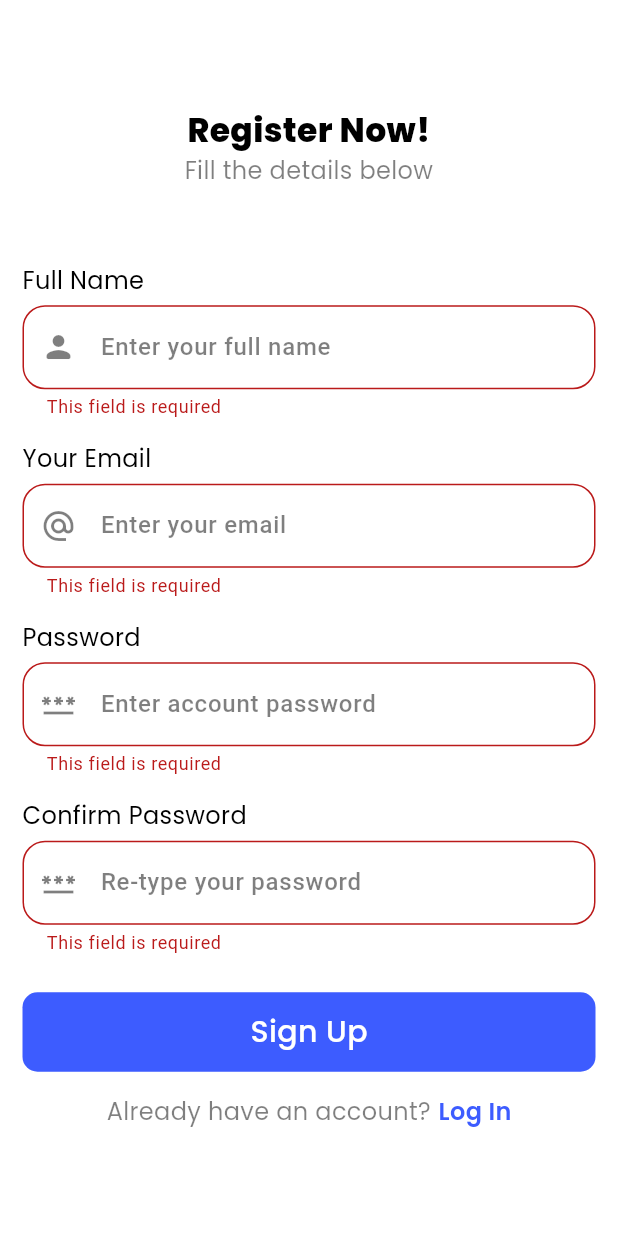
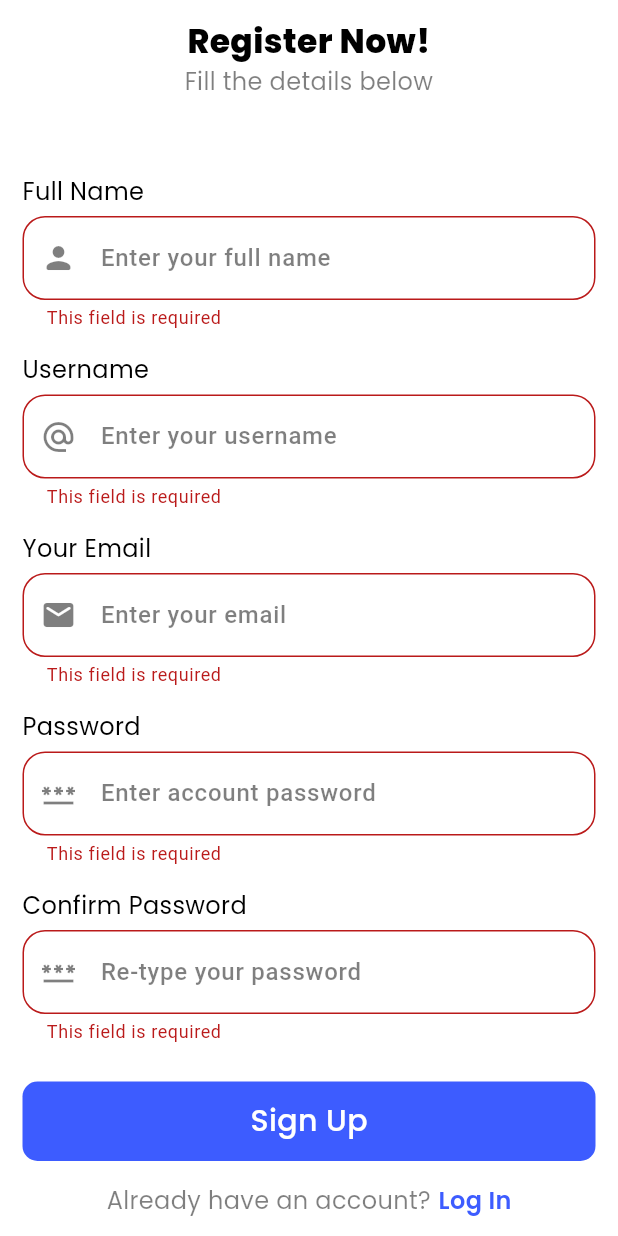
Before and after one commit to programmingwormhole/interactive_cares_lms, a Flutter app: the RegisterScreen screen opened by its route, after a tap on "Sign Up", on a phone screen of 412 x 824 dp. Run offline on Flutter 3.47's test engine with Material 2 defaults, Android fonts, the phone set to English and light mode, and no system bars; our stand-ins replace get, google_fonts, lottie, shared_preferences; accounts and stored records are empty.

Commit message:
Login Register API Inmplement With Store Token

```diff
--- /dev/null
+++ b/lib/controllers/home_controller.dart
@@ -0,0 +1,5 @@
+import 'package:get/get.dart';
+
+class HomeController extends GetxController {
+  List<Map> categories = [];
+}
--- a/lib/helpers/form_helpers.dart
+++ b/lib/helpers/form_helpers.dart
@@ -13,6 +13,7 @@ class CustomTextField extends StatelessWidget {
   final bool? isRequired;
   final TextEditingController? controller;
   final bool? enabled;
+  final bool? isLogin;
   final void Function(String)? onChanged;
   final String? errorText;
 
@@ -30,6 +31,7 @@ class CustomTextField extends StatelessWidget {
     this.enabled,
     this.onChanged,
     this.errorText,
+    this.isLogin,
   });
 
   @override
@@ -54,9 +56,9 @@ class CustomTextField extends StatelessWidget {
               return 'This field is required';
             }
 
-            if (isSecured == true) {
-              if (value.length < 6) {
-                return 'Password must be at least 6 characters';
+            if (isLogin != true) {
+              if (value.length < 8) {
+                return 'Password must be at least 8 characters';
               }
             }
             return null;
--- /dev/null
+++ b/lib/models/user_model.dart
@@ -0,0 +1,22 @@
+class UserModel {
+  String? username;
+  String? fullName;
+  String? email;
+  String? password;
+
+  UserModel({
+    this.username,
+    this.email,
+    this.password,
+    this.fullName,
+  });
+
+  Map<String, dynamic> toJson() {
+    return {
+      'full_name' : fullName,
+      'username': username,
+      'email': email,
+      'password': password,
+    };
+  }
+}
--- a/lib/utils/config.dart
+++ b/lib/utils/config.dart
@@ -1,3 +1,4 @@
 class AppConfig {
   static const String appName = 'IC LMS';
+  static const String baseUrl = 'https://demo.programmingwormhole.com/piverr';
 }
--- a/lib/views/Authentication/RegisterScreen/register_screen.dart
+++ b/lib/views/Authentication/RegisterScreen/register_screen.dart
@@ -47,40 +47,44 @@ class RegisterScreen extends StatelessWidget {
                             child: Column(
                               children: [
                                 CustomTextField(
-                                  controller: controller.nameController,
                                   topLabelText: 'Full Name',
                                   hintText: 'Enter your full name',
                                   prefixIcon: Icons.person_rounded,
                                   isRequired: true,
+                                  onChanged: (p0) => controller.user.fullName = p0,
                                 ),
                                 const SizedBox(
                                   height: 15,
                                 ),
                                 CustomTextField(
-                                  controller: controller.emailController,
-                                  topLabelText: 'Your Email',
-                                  hintText: 'Enter your email',
+                                  topLabelText: 'Username',
+                                  hintText: 'Enter your username',
                                   prefixIcon: Icons.alternate_email,
                                   isRequired: true,
-                                  keyboardType: TextInputType.emailAddress,
-                                  onChanged: (email) {
-                                    controller.validateEmail(email);
-                                  },
-                                  errorText:
-                                      controller.emailError.value.isNotEmpty
-                                          ? 'Invalid Email Address'
-                                          : null,
+                                  onChanged: (p0) => controller.user.username = p0,
                                 ),
                                 const SizedBox(
                                   height: 15,
                                 ),
                                 CustomTextField(
-                                  controller: controller.passwordController,
+                                  topLabelText: 'Your Email',
+                                  hintText: 'Enter your email',
+                                  prefixIcon: Icons.email_rounded,
+                                  isRequired: true,
+                                  onChanged: (username) {
+                                    controller.user.email = username;
+                                  },
+                                ),
+                                const SizedBox(
+                                  height: 15,
+                                ),
+                                CustomTextField(
                                   topLabelText: 'Password',
                                   hintText: 'Enter account password',
                                   prefixIcon: Icons.password,
                                   isRequired: true,
                                   isSecured: true,
+                                  onChanged: (p0) => controller.user.password = p0,
                                 ),
                                 const SizedBox(
                                   height: 15,
@@ -108,27 +112,18 @@ class RegisterScreen extends StatelessWidget {
 
                           // Login Button
                           CustomButton(
+                            isLoading: controller.isLoading.value,
                             buttonTitle: 'Sign Up',
                             onTap: () {
                               // Check the form is valid or not
                               if (controller.globalKey.currentState!
                                   .validate()) {
-                                Get.dialog(
-                                  CustomAlert(
-                                    title: 'Success',
-                                    description:
-                                        'Congratulations, you have completed your registration!',
-                                    buttonText: 'Sounds Good!',
-                                    image: AnimationManager.success,
-                                    isAnimated: true,
-                                    onButtonTap: () =>
-                                        Get.offAllNamed(RouteNames.home),
-                                  ),
-                                  barrierDismissible: false,
-                                );
+                                if (controller.emailError.value.isEmpty &&
+                                    controller
+                                        .confirmPasswordError.value.isEmpty) {
+                                  controller.register();
+                                }
                               }
-
-                              // Otherwise it will trow an error message
                             },
                           ),
                           const SizedBox(
```
Also changed, not shown: lib/controllers/login_controller.dart (+18 -2 lines), lib/controllers/register_controller.dart (+42 -10 lines), lib/controllers/splash_controller.dart (+3 -5 lines), lib/core/services/auth_services.dart (added, +69 -0 lines), lib/core/services/shared_services.dart (added, +22 -0 lines), lib/helpers/auth_helper.dart (added, +14 -0 lines), lib/helpers/request_helpers.dart (added, +9 -0 lines), lib/utils/app_urls.dart (added, +8 -0 lines), lib/views/Authentication/LoginScreen/login_screen.dart (+8 -4 lines).
